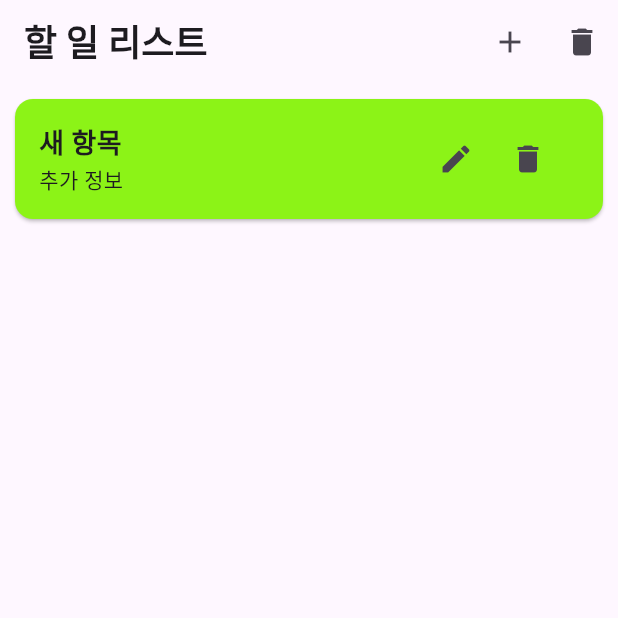
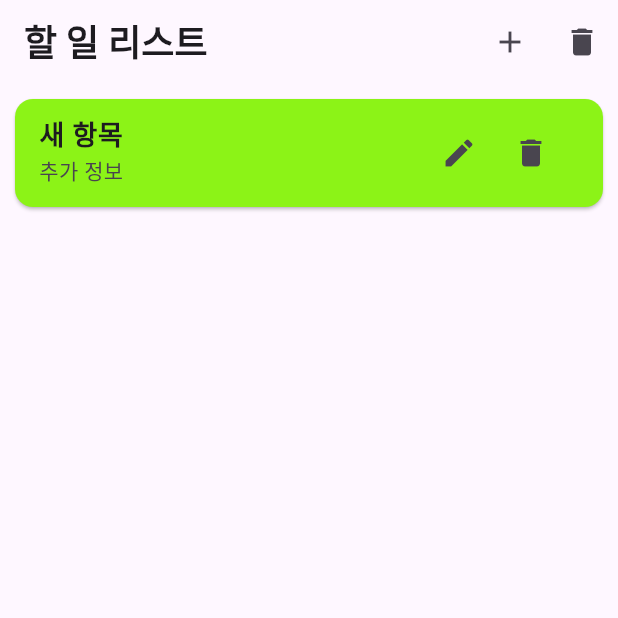
Before and after one commit to Deugdeugi/CardList, a Flutter app: the screen it shows after launch, after a tap on the "add" icon, on a phone screen of 412 x 824 dp, the top half of it. Run offline on Flutter 3.47's test engine with Material 3 defaults, Android fonts, the light colour scheme and no system bars; our stand-ins replace flutter_linkify, shared_preferences.

Commit message:
Delete GestureDetector
- GestureDetector 제거

```diff
--- a/lib/main.dart
+++ b/lib/main.dart
@@ -188,44 +188,21 @@ class _CardListState extends State<CardList> {
           itemProvider.insertItem(newIndex, item);
         },
         children: List.generate(itemProvider.items.length, (index) {
-          return LongPressDraggable(
+          return Card(
             key: ValueKey(itemProvider.items[index]), // Unique key for each item
-            data: itemProvider.items[index],
-            feedback: Material(
-              child: Card(
+            margin: const EdgeInsets.all(10.0),
             color: Color(int.parse(itemProvider.items[index].color, radix: 16)),
-                child: Padding(
-                  padding: const EdgeInsets.all(16.0),
-                  child: Text(itemProvider.items[index].title),
-                ),
-              ),
-            ),
-            childWhenDragging: Container(), // Placeholder while dragging
-            child: GestureDetector(
+            child: ListTile(
+              title: Text(itemProvider.items[index].title, overflow: TextOverflow.ellipsis, style: const TextStyle(fontSize: 18, fontWeight: FontWeight.bold)),
+              subtitle: Text(itemProvider.items[index].details, overflow: TextOverflow.ellipsis, style: const TextStyle(fontSize: 14)),
               onTap: () {
                 Navigator.push(
                   context,
                   MaterialPageRoute(builder: (context) => DetailPage(item: itemProvider.items[index], itemIndex: index)),
                 );
               },
-              child: Card(
-                margin: const EdgeInsets.all(10.0),
-                color: Color(int.parse(itemProvider.items[index].color, radix: 16)),
-                child: Padding(
-                  padding: const EdgeInsets.all(16.0),
-                  child: Row(
-                    mainAxisAlignment: MainAxisAlignment.spaceBetween,
-                    children: [
-                      Flexible(
-                        child: Column(
-                          crossAxisAlignment: CrossAxisAlignment.start,
-                          children: [
-                            Text(itemProvider.items[index].title, overflow: TextOverflow.ellipsis, style: const TextStyle(fontSize: 18, fontWeight: FontWeight.bold)),
-                            Text(itemProvider.items[index].details, overflow: TextOverflow.ellipsis, style: const TextStyle(fontSize: 14)),
-                          ],
-                        ),
-                      ),
-                      Row(
+              trailing: Row(
+                mainAxisSize: MainAxisSize.min,
                 children: [
                   IconButton(
                     icon: const Icon(Icons.edit),
@@ -237,17 +214,12 @@ class _CardListState extends State<CardList> {
                     onPressed: () => removeItem(index),
                     tooltip: '항목 삭제',
                   ),
-                          const SizedBox(width: 10,)
                 ],
-                      ),
-                    ],
-                  ),
-                ),
               ),
             ),
           );
         }),
-      )
+      ),
     );
   }
 }
```
Lines whose indentation alone changed are shown as unchanged.
